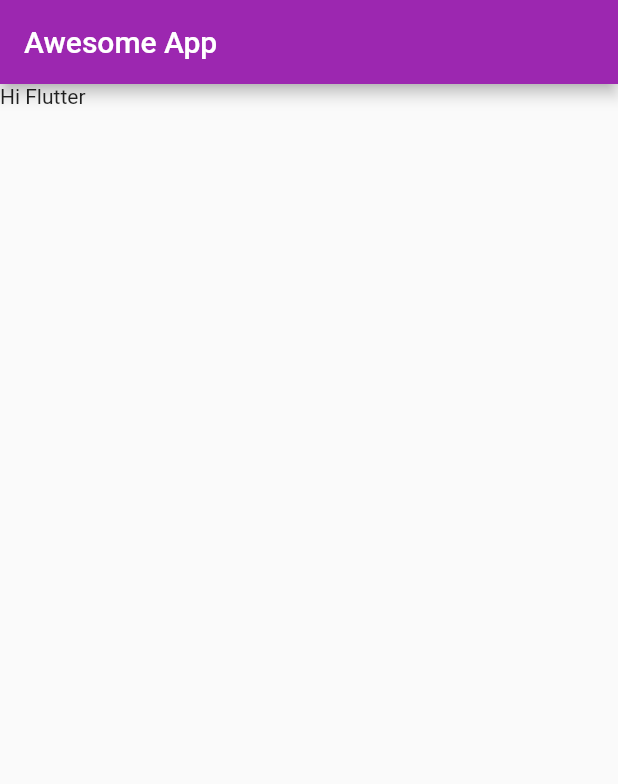
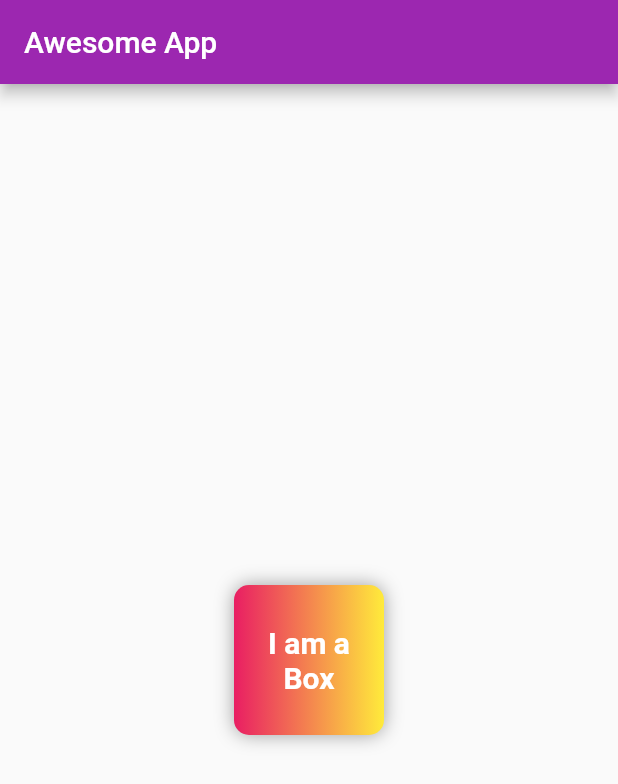
Before and after one commit to KamalDGRT/flutter_init, a Flutter app: the screen it shows after launch, on a phone screen of 412 x 824 dp. Shown: the top 784 px of the screen. Run offline on Flutter 3.47's test engine with Material 2 defaults, Android fonts, the phone set to English and light mode, and no system bars.

Commit message:
Container and Text Widgets

```diff
--- a/lib/main.dart
+++ b/lib/main.dart
@@ -8,20 +8,46 @@ void main() {
       home: HomePage(),
       theme: ThemeData(
         primarySwatch: Colors.purple,
-      )
-  ));
+      )));
 }
 
 class HomePage extends StatelessWidget {
   @override
   Widget build(BuildContext context) {
     return Scaffold(
-      appBar: AppBar(
-        title: Text("Awesome App"),
-      ),
-      body: Container(
-        child: Text("Hi Flutter")
-      )
-    );
+        appBar: AppBar(
+          title: Text("Awesome App"),
+        ),
+        body: Center(
+          child: Container(
+            padding: const EdgeInsets.all(8),
+            width: 100,
+            height: 100,
+            // clipBehavior: Clip.antiAlias,
+            alignment: Alignment.center,
+            decoration: BoxDecoration(
+                color: Colors.blue,
+                borderRadius: BorderRadius.circular(10),
+                gradient: LinearGradient(colors: [
+                  Colors.pink,
+                  Colors.yellow,
+                ]),
+                boxShadow: [
+                  BoxShadow(
+                    color: Colors.grey,
+                    blurRadius: 10,
+                  )
+                ]),
+            child: Text(
+              "I am a Box",
+              textAlign: TextAlign.center,
+              style: TextStyle(
+                fontSize: 20,
+                color: Colors.white,
+                fontWeight: FontWeight.bold,
+              ),
+            ),
+          ),
+        ));
   }
 }
```
